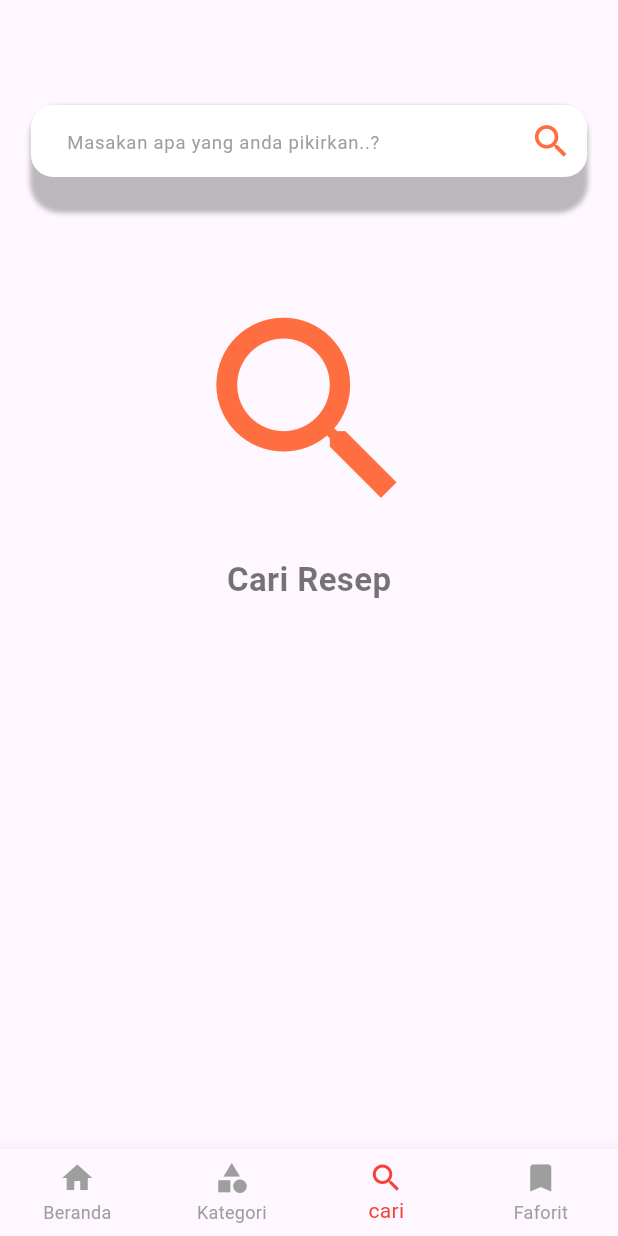
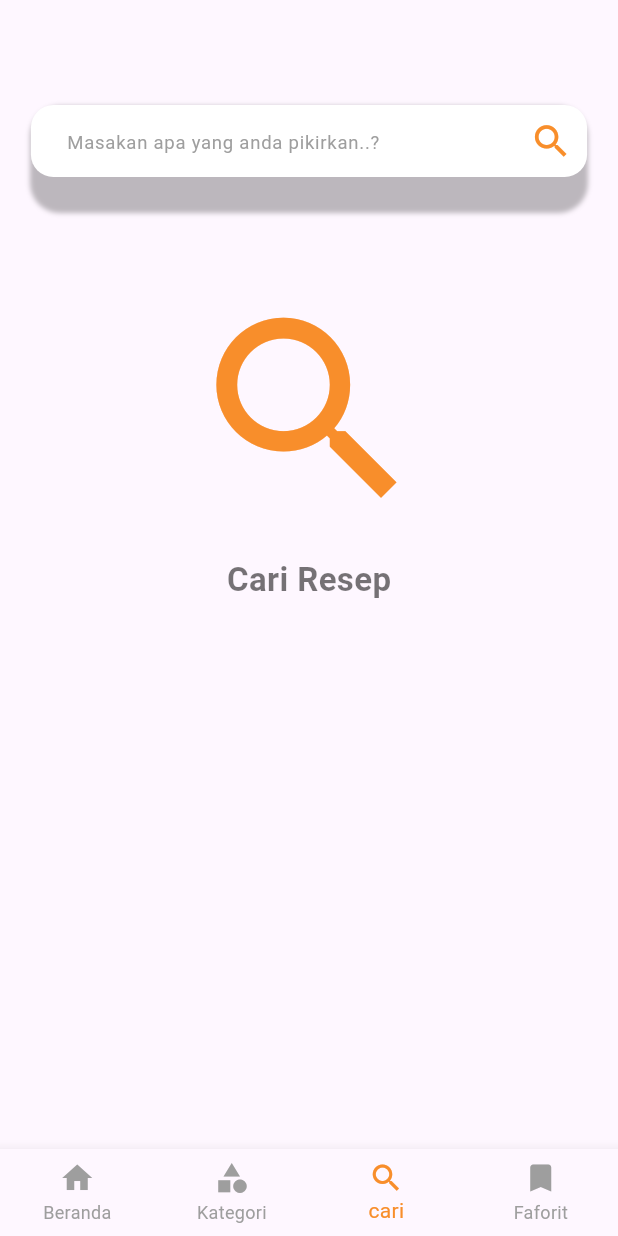
Before and after one commit to Imienk129/RecipeApp, a Flutter app: the Home screen opened directly, swiped to page 3, on a phone screen of 412 x 824 dp. Run offline on Flutter 3.47's test engine with Material 3 defaults, Android fonts, the phone set to English and light mode, and no system bars; network calls fail.

Commit message:
c12_modifikasi color

```diff
--- a/lib/component/bottom_nav_bar.dart
+++ b/lib/component/bottom_nav_bar.dart
@@ -16,7 +16,7 @@ class BottomNavBar extends StatelessWidget {
       currentIndex: selectedIndex,
       onTap: onTap,
       type: BottomNavigationBarType.fixed,
-      selectedItemColor: Colors.red,
+      selectedItemColor: const Color.fromARGB(255, 248, 142, 43),
       unselectedItemColor: Colors.grey,
       items: [
         BottomNavigationBarItem(icon: Icon(Icons.home), label: "Beranda"),
--- a/lib/screens/all_recipe_screen.dart
+++ b/lib/screens/all_recipe_screen.dart
@@ -144,8 +144,8 @@ class _AllRecipeScreenState extends State<AllRecipeScreen> {
                             isFavorited(item)
                                 ? Icons.bookmark
                                 : Icons.bookmark_border,
-                            color: Colors.deepOrange,
-                            size: 18, // lebih kecil dari sebelumnya
+                            color: const Color.fromARGB(255, 248, 142, 43),
+                            size: 18,
                           ),
                         ),
                       ),
--- a/lib/screens/home_screen.dart
+++ b/lib/screens/home_screen.dart
@@ -48,13 +48,13 @@ class HomePage extends StatelessWidget {
                   },
                   child: const Text(
                     "Lihat semua",
-                    style: TextStyle(color: Colors.red),
+                    style: TextStyle(color: Color.fromARGB(255, 248, 142, 43)),
                   ),
                 ),
               ],
             ),
             const SizedBox(height: 10),
-            const Expanded(child: TabBarWidget()), // 👈 solusinya di sini
+            const Expanded(child: TabBarWidget()),
           ],
         ),
       ),
--- a/lib/screens/search_screen.dart
+++ b/lib/screens/search_screen.dart
@@ -65,7 +65,7 @@ class _SearchScreenState extends State<SearchScreen> {
                     suffixIcon: IconButton(
                       icon: Icon(
                         Icons.search,
-                        color: Colors.deepOrangeAccent,
+                        color: const Color.fromARGB(255, 248, 142, 43),
                         size: w * .07,
                       ),
                       onPressed: _onSearch,
@@ -84,7 +84,7 @@ class _SearchScreenState extends State<SearchScreen> {
                     Icon(
                       Icons.search,
                       size: h * 0.20,
-                      color: Colors.deepOrangeAccent,
+                      color: const Color.fromARGB(255, 248, 142, 43),
                     ),
                     const SizedBox(height: 15),
                     const Text(
```
Also changed, not shown: lib/component/tab_bar_widget.dart (+5 -5 lines), lib/screens/categori_screen.dart (+7 -2 lines).
